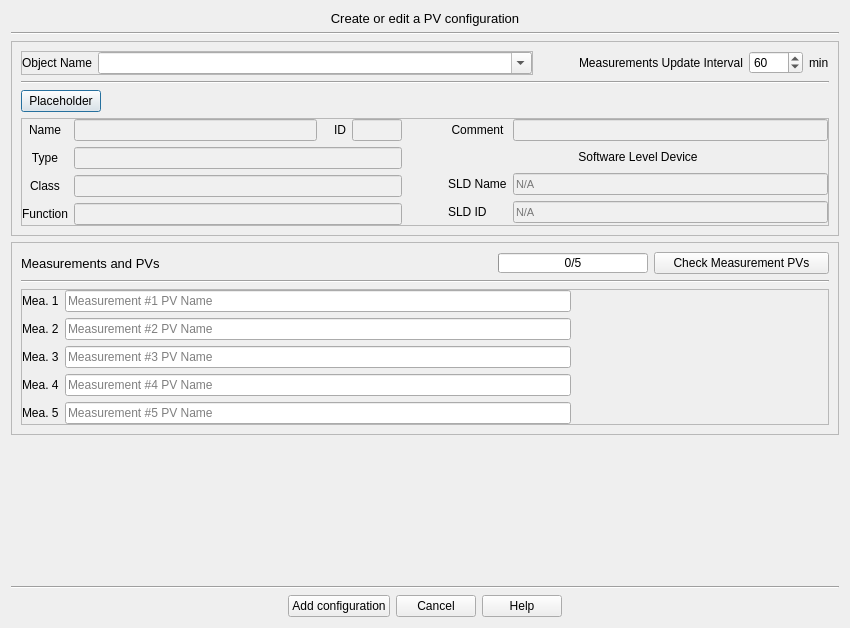
This is ServiceManager/GUI/layouts/ConfigEntry.ui in ISISNeutronMuon/HLM_PV_Import as Qt 5 draws it before an edit. The edited form follows.
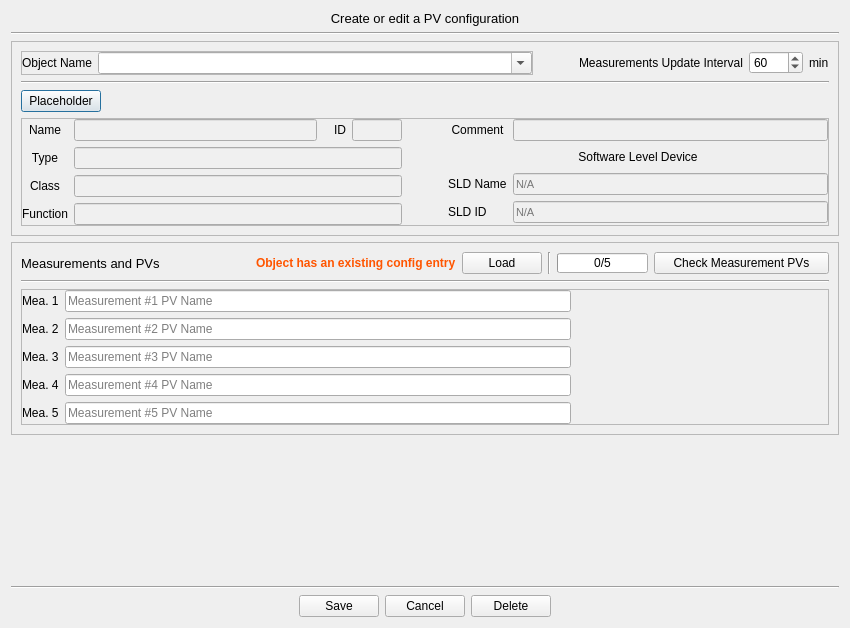
This is the edited form.

Commit message: Added config entry edit, delete, load existing PVs, other improvements and fixes

Patch:
```diff
--- a/ServiceManager/GUI/layouts/ConfigEntry.ui
+++ b/ServiceManager/GUI/layouts/ConfigEntry.ui
@@ -740,6 +740,64 @@
             </property>
            </spacer>
           </item>
+          <item>
+           <widget class="QFrame" name="existingConfigFrame">
+            <property name="frameShape">
+             <enum>QFrame::NoFrame</enum>
+            </property>
+            <property name="frameShadow">
+             <enum>QFrame::Raised</enum>
+            </property>
+            <layout class="QHBoxLayout" name="horizontalLayout_8">
+             <property name="leftMargin">
+              <number>0</number>
+             </property>
+             <property name="topMargin">
+              <number>0</number>
+             </property>
+             <property name="rightMargin">
+              <number>0</number>
+             </property>
+             <property name="bottomMargin">
+              <number>0</number>
+             </property>
+             <item>
+              <widget class="QLabel" name="existingConfigLabel">
+               <property name="font">
+                <font>
+                 <pointsize>9</pointsize>
+                 <weight>75</weight>
+                 <bold>true</bold>
+                </font>
+               </property>
+               <property name="styleSheet">
+                <string notr="true">color: rgb(255, 85, 0);</string>
+               </property>
+               <property name="text">
+                <string>Object has an existing config entry</string>
+               </property>
+              </widget>
+             </item>
+             <item>
+              <widget class="QPushButton" name="loadExistingConfigButton">
+               <property name="whatsThis">
+                <string>Load the currently selected object's existing configuration and fill the measurement PV names.</string>
+               </property>
+               <property name="text">
+                <string>Load</string>
+               </property>
+              </widget>
+             </item>
+             <item>
+              <widget class="Line" name="line_5">
+               <property name="orientation">
+                <enum>Qt::Vertical</enum>
+               </property>
+              </widget>
+             </item>
+            </layout>
+           </widget>
+          </item>
           <item>
            <widget class="QProgressBar" name="checkMeasProgressBar">
             <property name="maximumSize">
@@ -1447,7 +1505,7 @@
         <enum>Qt::TabFocus</enum>
        </property>
        <property name="text">
-        <string>Add configuration</string>
+        <string>Save</string>
        </property>
       </widget>
      </item>
@@ -1477,7 +1535,7 @@
         <enum>Qt::TabFocus</enum>
        </property>
        <property name="text">
-        <string>Help</string>
+        <string>Delete</string>
        </property>
       </widget>
      </item>
```
Left out of the diff: 58 changed lines with no effect on the pictures. The commit also changes 6 other files.
